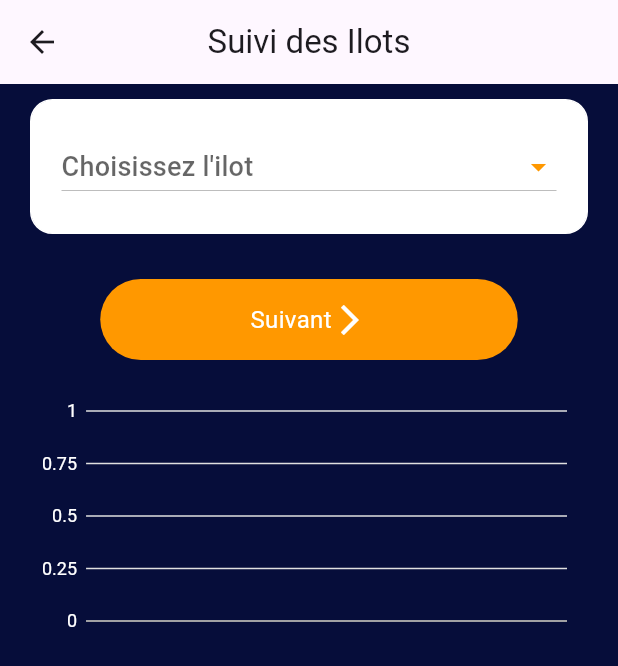
After one commit to ghhada/AUDIT_5S, a Flutter app: the Button3Page screen opened directly, after a tap on "Suivis des ilots", on a phone screen of 412 x 824 dp. The commit adds this screen. Shown: the top 666 px of the screen. Run offline on Flutter 3.47's test engine with Material 3 defaults, Android fonts, the phone set to English and light mode, and no system bars; drawn by our look-alikes of fl_chart; our stand-ins replace charts_flutter, firebase_analytics, firebase_core, firebase_database, shared_preferences; accounts and stored records are empty.

Commit message:
Message de commit des modifications

```diff
--- /dev/null
+++ b/lib/KPI/Suivisdesilots.dart
@@ -0,0 +1,250 @@
+import 'dart:async';
+import 'package:flutter/material.dart';
+import 'package:firebase_database/firebase_database.dart';
+import 'package:charts_flutter/flutter.dart' as charts;
+import 'package:intl/intl.dart';
+
+class Ilot {
+  final String id;
+  final String nom;
+
+  Ilot({required this.id, required this.nom});
+}
+
+class SuiviIlotPage extends StatefulWidget {
+  @override
+  _SuiviIlotPageState createState() => _SuiviIlotPageState();
+}
+
+class _SuiviIlotPageState extends State<SuiviIlotPage> {
+  String? selectedIlot;
+  List<String> ilotsNoms = [];
+  Map<String, String> ilotsServices = {};
+  Map<String, Map<String, int>> ilotData = {};
+  List<charts.Series<HistogramData, String>> seriesList = [];
+
+  @override
+  void initState() {
+    super.initState();
+    _getIlots();
+  }
+
+  void _getIlots() {
+    final ilotsReference = FirebaseDatabase.instance.reference().child('ilots');
+    ilotsReference.onChildAdded.listen((event) {
+      DataSnapshot snapshot = event.snapshot;
+      Map<dynamic, dynamic>? values = snapshot.value as Map?;
+      if (values != null && values['nom'] != null && values['etat'] != null) {
+        setState(() {
+          ilotsNoms.add(values['nom']);
+          ilotsServices[values['nom']] = values['etat'];
+          ilotData[values['nom']] = {}; // Initialiser les données pour cet ilot
+        });
+      }
+    }, onError: (error) {
+      print('Erreur lors de la récupération des ilots : $error');
+    });
+  }
+
+  Future<void> _calculateAuditCounts(String ilot) async {
+    final auditsReference = FirebaseDatabase.instance.reference().child('audits');
+    try {
+      auditsReference.onValue.listen((event) {
+        final snapshot = event.snapshot;
+        if (snapshot.value != null) {
+          final Map<dynamic, dynamic>? auditsMap = snapshot.value as Map<dynamic, dynamic>?;
+
+          if (auditsMap != null) {
+            final auditCounts = <String, int>{};
+            final dateFormatter = DateFormat('d-M-yyyy');
+
+            for (int i = 1; i <= 12; i++) {
+              auditCounts[DateFormat('MMMM').format(DateTime(2022, i))] = 0;
+            }
+
+            auditsMap.forEach((key, value) {
+              final audit = value as Map<dynamic, dynamic>;
+              if (audit['ilot'] == ilot) {
+                final date = dateFormatter.parse(audit['date']);
+                final month = DateFormat('MMMM').format(date);
+                auditCounts.update(month, (value) => value + 1, ifAbsent: () => 1);
+              }
+            });
+
+            setState(() {
+              ilotData[ilot] = Map.from(auditCounts);
+              _updateChartData(ilot);
+            });
+          } else {
+            print('No audit data available.');
+          }
+        } else {
+          print('No audit data available.');
+        }
+      });
+    } catch (error) {
+      print('Error fetching audit data: $error');
+    }
+  }
+
+
+  void _updateChartData(String ilot) {
+    final data = ilotData[ilot]!.entries.map((entry) => HistogramData(entry.key, entry.value)).toList();
+    setState(() {
+      seriesList = [
+        charts.Series<HistogramData, String>(
+          id: 'Histogram',
+          domainFn: (HistogramData data, _) => data.category,
+          measureFn: (HistogramData data, _) => data.value.toDouble(),
+          data: data,
+        )..setAttribute(charts.rendererIdKey, 'customBarRenderer'), // Ajoutez cette ligne pour attribuer un identifiant au renderer
+      ];
+    });
+  }
+
+  void _navigateToNextPage(BuildContext context) {
+    if (selectedIlot != null) {
+      _calculateAuditCounts(selectedIlot!);
+    } else {
+      // Gérer le cas où aucun ilot n'est sélectionné
+    }
+  }
+
+  @override
+  Widget build(BuildContext context) {
+    return Scaffold(
+      appBar: AppBar(
+        centerTitle: true,
+        title: const Text("Suivi des Ilots"),
+      ),
+      backgroundColor: Color(0xFF060D3A),
+      body: SingleChildScrollView(
+        child: Column(
+          crossAxisAlignment: CrossAxisAlignment.stretch,
+          children: [
+            // Dropdown pour choisir l'ilot
+            Container(
+              padding: EdgeInsets.all(20.0),
+              margin: EdgeInsets.symmetric(horizontal: 20.0, vertical: 10.0),
+              decoration: BoxDecoration(
+                color: Color(0xFFFFFFFF),
+                border: Border.all(color: Colors.white, width: 1.0),
+                borderRadius: BorderRadius.circular(15),
+              ),
+              child: DropdownButton<String>(
+                iconSize: 24.0,
+                icon: Icon(
+                  Icons.arrow_drop_down,
+                  color: Colors.orange,
+                ),
+                isExpanded: true,
+                hint: Text(
+                  "Choisissez l'ilot",
+                  style: TextStyle(fontSize: 18.0),
+                ),
+                value: selectedIlot,
+                items: ilotsNoms.map((String nom) {
+                  return DropdownMenuItem<String>(
+                    value: nom,
+                    child: Text(
+                      nom,
+                      style: TextStyle(fontSize: 18.0),
+                    ),
+                  );
+                }).toList(),
+                onChanged: (value) {
+                  setState(() {
+                    selectedIlot = value;
+                    _calculateAuditCounts(value!);
+                  });
+                },
+              ),
+            ),
+            // Bouton pour passer à la page suivante
+            Center(
+              child: Container(
+                padding: EdgeInsets.only(top: 20.0),
+                child: InkWell(
+                  onTap: () {
+                    _navigateToNextPage(context);
+                  },
+                  borderRadius: BorderRadius.circular(30.0),
+                  child: Ink(
+                    decoration: BoxDecoration(
+                      color: Colors.orange,
+                      borderRadius: BorderRadius.circular(30.0),
+                    ),
+                    child: const Padding(
+                      padding: EdgeInsets.symmetric(vertical: 15, horizontal: 100),
+                      child: Row(
+                        mainAxisSize: MainAxisSize.min,
+                        children: [
+                          Text(
+                            'Suivant',
+                            style: TextStyle(
+                              fontSize: 16,
+                              color: Colors.white,
+                            ),
+                          ),
+                          Icon(
+                            Icons.arrow_forward_ios,
+                            color: Colors.white,
+                          ),
+                        ],
+                      ),
+                    ),
+                  ),
+                ),
+              ),
+            ),
+            // Affichage de l'histogramme
+            Container(
+              height: 200,
+              padding: EdgeInsets.all(20),
+              child: charts.BarChart(
+                seriesList,
+                animate: true,
+                barGroupingType: charts.BarGroupingType.grouped,
+                defaultRenderer: charts.BarRendererConfig<String>(),
+                customSeriesRenderers: [
+                  charts.BarRendererConfig<String>(
+                    customRendererId: 'customBarRenderer', // Utilisez l'identifiant personnalisé
+                  ),
+                ],
+                domainAxis: charts.OrdinalAxisSpec(
+                  renderSpec: charts.SmallTickRendererSpec(
+                    labelStyle: charts.TextStyleSpec(
+                      color: charts.MaterialPalette.white, // Couleur du texte des mois
+                    ),
+                  ),
+                ),
+                primaryMeasureAxis: charts.NumericAxisSpec(
+                  renderSpec: charts.GridlineRendererSpec(
+                    labelStyle: charts.TextStyleSpec(
+                      color: charts.MaterialPalette.white, // Couleur du texte des nombres
+                    ),
+                  ),
+                ),
+              ),
+            ),
+          ],
+        ),
+      ),
+    );
+  }
+}
+
+// Classe pour les données de l'histogramme
+class HistogramData {
+  final String category;
+  final int value;
+
+  HistogramData(this.category, this.value);
+}
+
+void main() {
+  runApp(MaterialApp(
+    title: 'Navigation Example',
+    home: SuiviIlotPage(),
+  ));
+}
--- a/lib/buttons/KPI.dart
+++ b/lib/buttons/KPI.dart
@@ -1,5 +1,8 @@
 import 'package:flutter/material.dart';
 import '../KPI/IlotsStatsPage.dart';
+import '../KPI/AuditeursPage.dart'; // Importez la page des auditeurs
+// Importez la page des lots
+import '../KPI/Suivisdesilots.dart';
 
 class Button3Page extends StatelessWidget {
   @override
@@ -15,10 +18,8 @@ class Button3Page extends StatelessWidget {
           child: Column(
             mainAxisAlignment: MainAxisAlignment.center,
             children: [
-
               SizedBox(height: 20),
               SizedBox(
-
                 child: ElevatedButton(
                   onPressed: () {
                     Navigator.push(
@@ -27,14 +28,58 @@ class Button3Page extends StatelessWidget {
                     );
                   },
                   style: ElevatedButton.styleFrom(
-                    fixedSize: Size(200.0, 60.0), // Ajustement de la taille du bouton
-                    backgroundColor: Colors.orange, // Couleur de fond orangée
+                    fixedSize: Size(200.0, 60.0),
+                    backgroundColor: Colors.orange,
                   ),
                   child: Text(
                     'État des Ilots',
                     style: TextStyle(
-                      fontSize: 16.0, // Taille de texte du bouton réduite
-                      color: Colors.white, // Couleur du texte en blanc
+                      fontSize: 16.0,
+                      color: Colors.white,
+                    ),
+                  ),
+                ),
+              ),
+              SizedBox(height: 20),
+              SizedBox(
+                child: ElevatedButton(
+                  onPressed: () {
+                    Navigator.push(
+                      context,
+                      MaterialPageRoute(builder: (context) => DebutAuditPage()), // Utilisez la page des auditeurs
+                    );
+                  },
+                  style: ElevatedButton.styleFrom(
+                    fixedSize: Size(200.0, 60.0),
+                    backgroundColor: Colors.blue, // Couleur de fond bleue pour le bouton des auditeurs
+                  ),
+                  child: Text(
+                    'Suivis des Auditeurs',
+                    style: TextStyle(
+                      fontSize: 16.0,
+                      color: Colors.white,
+                    ),
+                  ),
+                ),
+              ),
+              SizedBox(height: 20),
+              SizedBox(
+                child: ElevatedButton(
+                  onPressed: () {
+                    Navigator.push(
+                      context,
+                      MaterialPageRoute(builder: (context) => SuiviIlotPage()), // Utilisez la page des lots
+                    );
+                  },
+                  style: ElevatedButton.styleFrom(
+                    fixedSize: Size(200.0, 60.0),
+                    backgroundColor: Colors.green, // Couleur de fond verte pour le bouton des lots
+                  ),
+                  child: Text(
+                    'Suivis des ilots',
+                    style: TextStyle(
+                      fontSize: 16.0,
+                      color: Colors.white,
                     ),
                   ),
                 ),
```
Also changed, not shown: lib/KPI/AuditeursPage.dart (added, +268 -0 lines), 1 other file.
